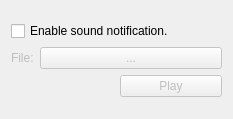
This is ui/soundnotificationwidget_s60.ui in sinis/MakeRT as Qt 5 draws it before an edit. The edited form follows.
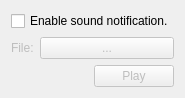
This is the edited form. Custom widgets are drawn as their Qt base class.

Patch:
```diff
--- a/ui/soundnotificationwidget_s60.ui
+++ b/ui/soundnotificationwidget_s60.ui
@@ -9,8 +9,8 @@
    <rect>
     <x>0</x>
     <y>0</y>
-    <width>233</width>
-    <height>119</height>
+    <width>179</width>
+    <height>95</height>
    </rect>
   </property>
   <property name="windowTitle">
@@ -88,6 +88,19 @@
      </item>
     </layout>
    </item>
+   <item row="1" column="0">
+    <spacer name="verticalSpacer">
+     <property name="orientation">
+      <enum>Qt::Vertical</enum>
+     </property>
+     <property name="sizeHint" stdset="0">
+      <size>
+       <width>20</width>
+       <height>0</height>
+      </size>
+     </property>
+    </spacer>
+   </item>
   </layout>
  </widget>
  <customwidgets>
```
